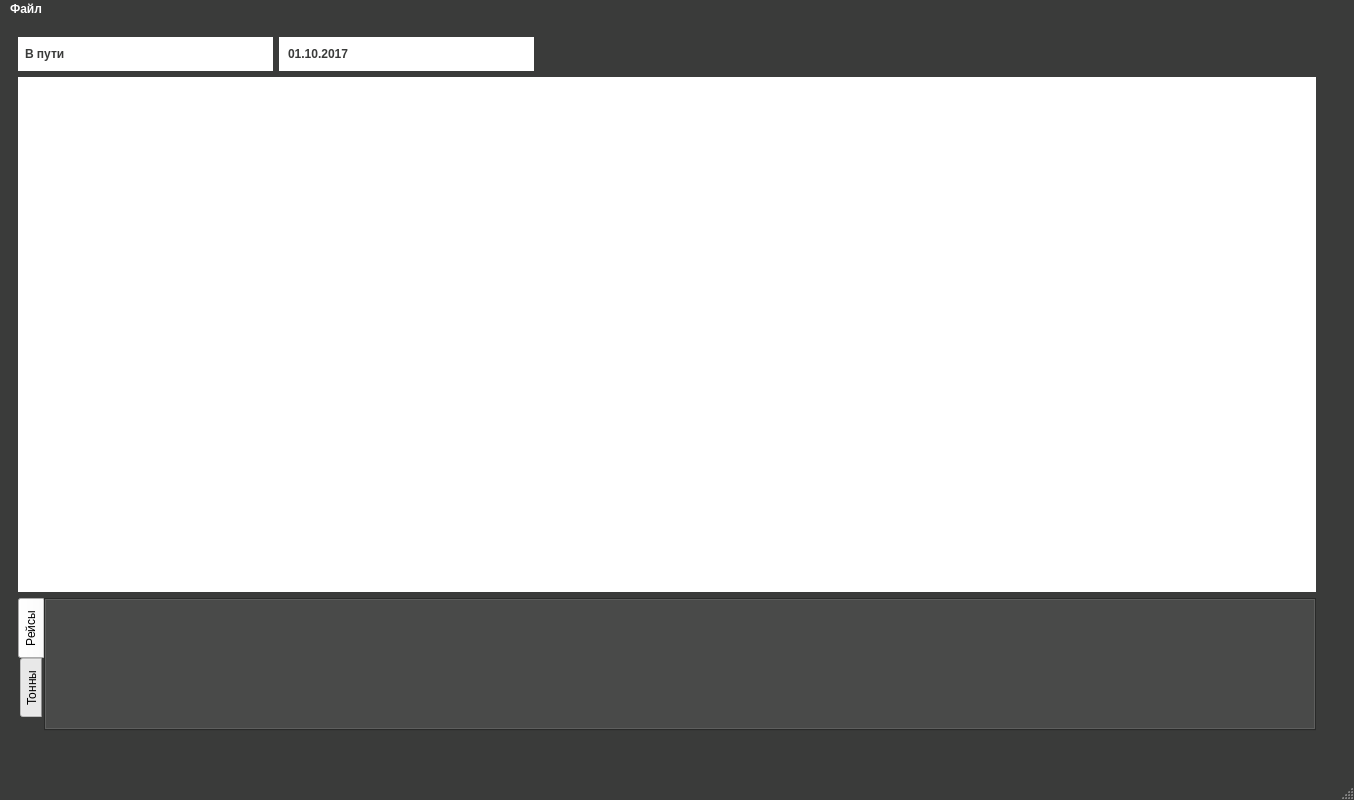
The window that uis/operator_gui.ui (krsnvss/beetstock) describes before a commit, drawn with Qt 5.
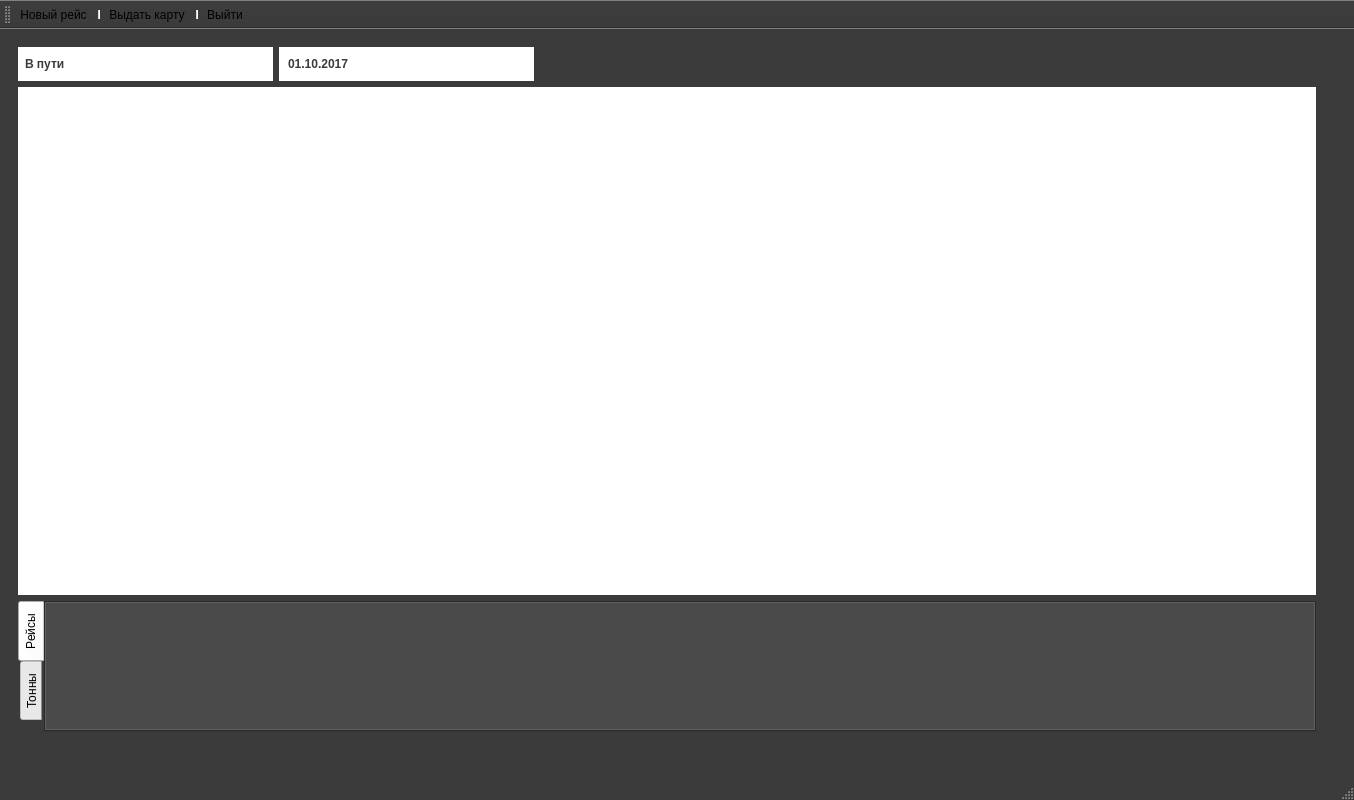
The same window after the commit. Icons and pictures are not drawn.

```diff
--- a/uis/operator_gui.ui
+++ b/uis/operator_gui.ui
@@ -910,18 +910,33 @@
      <height>30</height>
     </rect>
    </property>
-   <widget class="QMenu" name="menuFile">
-    <property name="title">
-     <string>Файл</string>
-    </property>
-    <addaction name="addCard"/>
-    <addaction name="addTrip"/>
-    <addaction name="separator"/>
-    <addaction name="actionExit"/>
-   </widget>
-   <addaction name="menuFile"/>
   </widget>
   <widget class="QStatusBar" name="statusbar"/>
+  <widget class="QToolBar" name="toolBar">
+   <property name="windowTitle">
+    <string>toolBar</string>
+   </property>
+   <property name="movable">
+    <bool>true</bool>
+   </property>
+   <property name="allowedAreas">
+    <set>Qt::AllToolBarAreas</set>
+   </property>
+   <property name="orientation">
+    <enum>Qt::Horizontal</enum>
+   </property>
+   <attribute name="toolBarArea">
+    <enum>TopToolBarArea</enum>
+   </attribute>
+   <attribute name="toolBarBreak">
+    <bool>true</bool>
+   </attribute>
+   <addaction name="addTrip"/>
+   <addaction name="separator"/>
+   <addaction name="addCard"/>
+   <addaction name="separator"/>
+   <addaction name="actionExit"/>
+  </widget>
   <action name="addCard">
    <property name="icon">
     <iconset>
```
Left out of the diff: 10 changed lines with no effect on the pictures.
